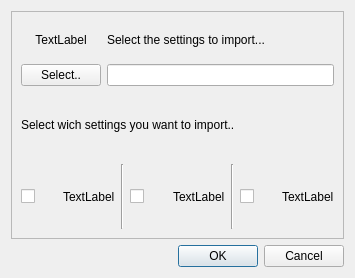
The window that Ui/importsettingsqt.ui (Vazquinhos/CatalunyaCircuit) describes before a commit, drawn with Qt 5.
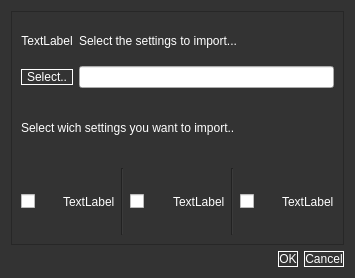
The same window after the commit.

What changed in the file:
```diff
--- a/Ui/importsettingsqt.ui
+++ b/Ui/importsettingsqt.ui
@@ -13,6 +13,17 @@
   <property name="windowTitle">
    <string>Dialog</string>
   </property>
+  <property name="styleSheet">
+   <string notr="true">QDialog {
+     background-color: #333333;
+	 color:white;
+ }
+
+QFrame {
+     background-color: #333333;
+	 color:white;
+ }</string>
+  </property>
   <layout class="QVBoxLayout" name="verticalLayout">
    <item>
     <widget class="QFrame" name="frame">
@@ -30,6 +41,19 @@
         </item>
         <item row="2" column="0">
          <widget class="QPushButton" name="pushButton">
+          <property name="styleSheet">
+           <string notr="true">QPushButton {
+     background-color: #333333;
+	 border: 1px solid white;
+	 color:white;
+ }
+
+QPushButton:pressed {
+     background-color: #FFFFFF
+     border-style: inset;
+	 color:black;
+ }</string>
+          </property>
           <property name="text">
            <string>Select..</string>
           </property>
@@ -132,6 +156,19 @@
    </item>
    <item>
     <widget class="QDialogButtonBox" name="buttonBox">
+     <property name="styleSheet">
+      <string notr="true">QPushButton {
+     background-color: #333333;
+	 border: 1px solid white;
+	 color:white;
+ }
+
+QPushButton:pressed {
+     background-color: #FFFFFF
+     border-style: inset;
+	 color:black;
+ }</string>
+     </property>
      <property name="orientation">
       <enum>Qt::Horizontal</enum>
      </property>
```
